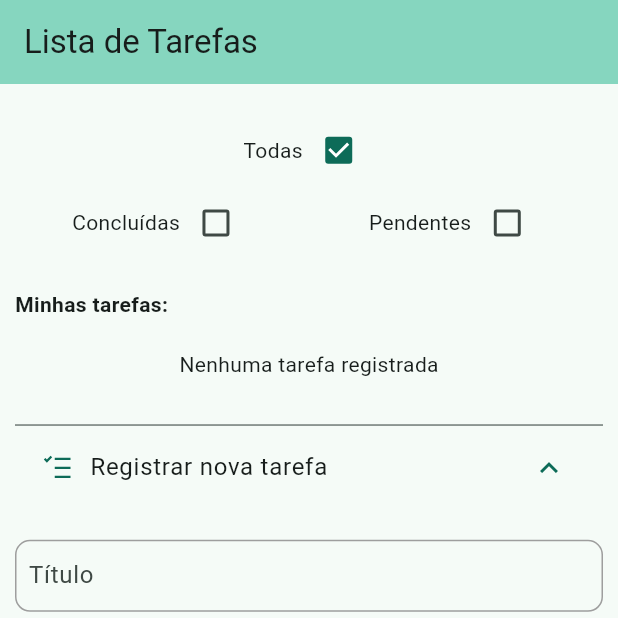
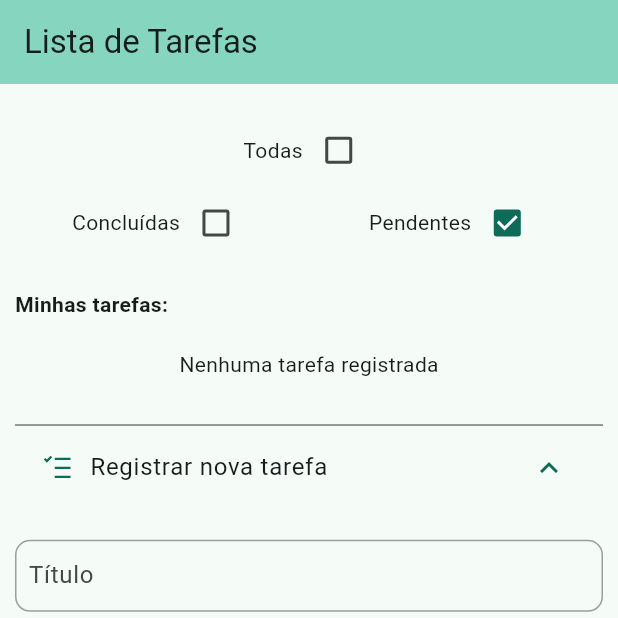
Before and after one commit to Piergosum/eos_app, a Flutter app: the screen it shows after launch, after a tap on "Registrar nova tarefa", on a phone screen of 412 x 824 dp, the top half of it. Run offline on Flutter 3.47's test engine with Material 2 defaults, Android fonts, the phone set to English and light mode, and no system bars; our stand-ins replace brasil_fields, line_awesome_flutter, shared_preferences.

Commit message:
checkbox logic, registering tasks logic and listing tasks logic

```diff
--- a/lib/screens/home/home_screen.dart
+++ b/lib/screens/home/home_screen.dart
@@ -2,6 +2,7 @@ import 'package:eos_app/screens/home/controller/home_screen_controller.dart';
 import 'package:eos_app/screens/home/widgets/custom_checkbox.dart';
 import 'package:eos_app/screens/home/widgets/custom_text_form_field.dart';
 import 'package:eos_app/screens/home/widgets/tasks_list.dart';
+import 'package:eos_app/storage/models/task.dart';
 import 'package:flutter/material.dart';
 import 'package:flutter/services.dart';
 import 'package:line_awesome_flutter/line_awesome_flutter.dart';
@@ -26,11 +27,41 @@ class _Home extends State<Home> {
     super.initState();
     _homeScreenController = HomeScreenController();
   }
+
+  @override
+  void dispose() {
+    super.dispose();
+    _homeScreenController.dispose();
+    _taskTitleController.dispose();
+    _taskDescriptionController.dispose();
+    _taskDateController.dispose();
+  }
+
   //CRIAR GETTERS E SETTERS
   //DISPOSE
+  //DATA BRASILFIELDS
 
   @override
   Widget build(BuildContext context) {
+    List<Task> taskListFilter() {
+      print('ENTROU NO FILTRO');
+      if (_homeScreenController.selectedCheckBox == 'Todas') {
+        return _homeScreenController.tasksList;
+      } else {
+        List<Task> filteredList = [];
+        for (Task task in _homeScreenController.tasksList) {
+          if (task.status ==
+              _homeScreenController.selectedCheckBox
+                  .substring(
+                      0, _homeScreenController.selectedCheckBox.length - 1)
+                  .toUpperCase()) {
+            filteredList.add(task);
+          }
+        }
+        return filteredList;
+      }
+    }
+
     return Scaffold(
       appBar: AppBar(
         backgroundColor: Theme.of(context).colorScheme.inversePrimary,
@@ -106,18 +137,19 @@ class _Home extends State<Home> {
                           return ValueListenableBuilder(
                             valueListenable: _homeScreenController.tasksLoading,
                             builder: (context, value, child) {
+                              print('BUILDOU');
                               if (value) {
+                                print('CHAMOUUUU');
                                 return const CircularProgressIndicator();
                               } else {
+                                List<Task> filteredTaskList = taskListFilter();
                                 return Column(
                                   children: [
                                     const SizedBox(
                                       height: 10,
                                     ),
-                                    _homeScreenController.tasksList.isNotEmpty
-                                        ? TasksList(
-                                            list:
-                                                _homeScreenController.tasksList)
+                                    filteredTaskList.isNotEmpty
+                                        ? TasksList(list: filteredTaskList)
                                         : const Center(
                                             child: Text(
                                                 'Nenhuma tarefa registrada'),
@@ -198,20 +230,33 @@ class _Home extends State<Home> {
                                 const SizedBox(
                                   height: 30,
                                 ),
-                                ElevatedButton(
+                                ValueListenableBuilder(
+                                  valueListenable:
+                                      _homeScreenController.registerLoading,
+                                  builder: (context, value, child) {
+                                    return ElevatedButton(
                                       onPressed: () async {
                                         if (_registerTaskFormKey.currentState!
                                             .validate()) {
-                                      await _homeScreenController.registerTask(
+                                          await _homeScreenController
+                                              .registerTask(
                                                   _taskTitleController.text,
-                                          _taskDescriptionController.text,
+                                                  _taskDescriptionController
+                                                      .text,
                                                   _taskDateController.text);
                                         }
                                         _taskTitleController.clear();
                                         _taskDescriptionController.clear();
                                         _taskDateController.clear();
                                       },
-                                  child: const Text('Registrar'),
+                                      child: value
+                                          ? const Center(
+                                              child:
+                                                  CircularProgressIndicator(),
+                                            )
+                                          : const Text('Registrar'),
+                                    );
+                                  },
                                 )
                               ],
                             ),
--- a/lib/screens/home/widgets/task_card.dart
+++ b/lib/screens/home/widgets/task_card.dart
@@ -34,6 +34,7 @@ class TaskCard extends StatelessWidget {
                     crossAxisAlignment: CrossAxisAlignment.start,
                     children: [
                       Column(
+                        crossAxisAlignment: CrossAxisAlignment.start,
                         children: [
                           Text(
                             title,
--- a/lib/screens/home/widgets/tasks_list.dart
+++ b/lib/screens/home/widgets/tasks_list.dart
@@ -17,7 +17,7 @@ class TasksList extends StatelessWidget {
               title: list[index].title,
               description: list[index].description,
               date: list[index].date,
-              status: list[index].date);
+              status: list[index].status);
         },
         separatorBuilder: (context, index) {
           return const Divider();
```
Also changed, not shown: lib/screens/home/controller/home_screen_controller.dart (+23 -15 lines), 1 other file. Lines whose indentation alone changed are shown as unchanged.
